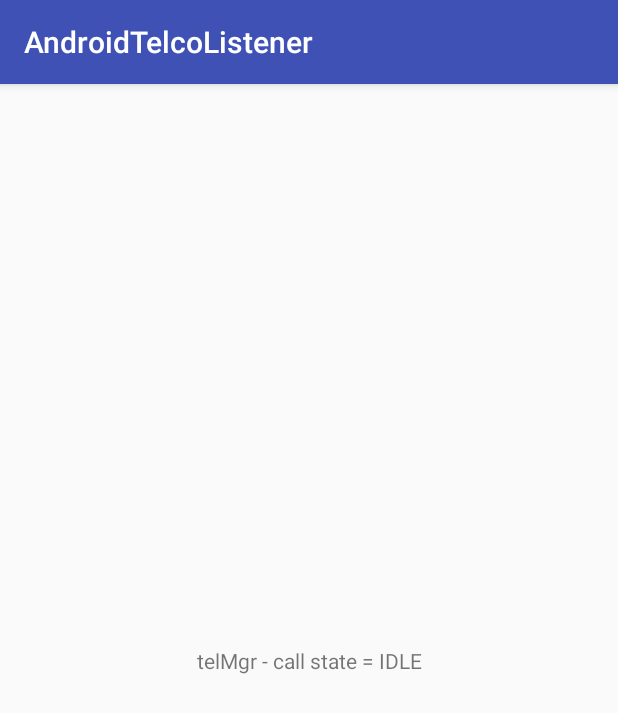
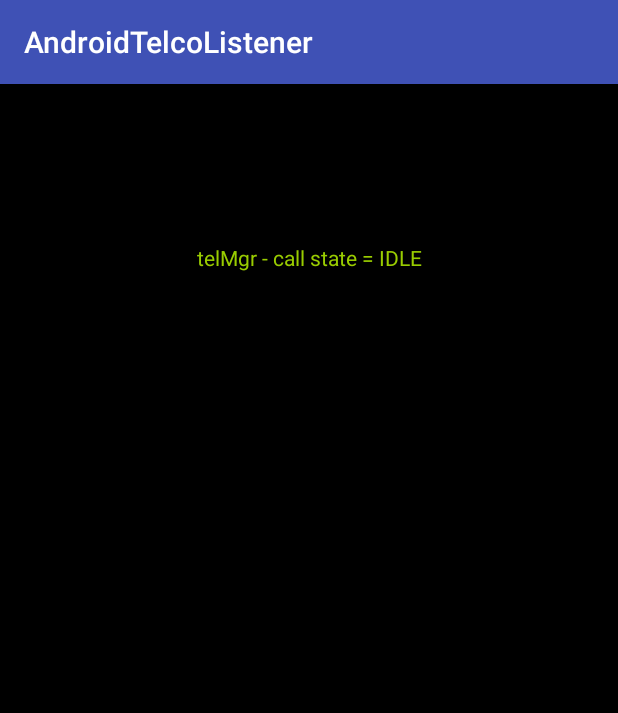
Before and after one commit to Jogazo/android_listener, an Android app: the screen it shows after launch (TelcoListenerActivity), on a phone screen of 412 x 824 dp. Shown: the top 713 px of the screen. Run offline under Robolectric (Android 15) with nearby library versions, the phone set to English and light mode, and no system bars.

Commit message:
Black background, green text.

```diff
--- a/app/build.gradle
+++ b/app/build.gradle
@@ -4,7 +4,7 @@ android {
     compileSdkVersion 26
     defaultConfig {
         applicationId "be.unleashed.ringring.androidtelcolistener"
-        minSdkVersion 22
+        minSdkVersion 16
         targetSdkVersion 26
         versionCode 1
         versionName "1.0"
--- a/app/src/main/res/layout/activity_telco_listener.xml
+++ b/app/src/main/res/layout/activity_telco_listener.xml
@@ -4,6 +4,7 @@
     xmlns:tools="http://schemas.android.com/tools"
     android:layout_width="match_parent"
     android:layout_height="match_parent"
+    android:background="@android:color/black"
     tools:context="be.unleashed.ringring.androidtelcolistener.TelcoListenerActivity">
 
     <TextView
@@ -11,9 +12,11 @@
         android:layout_width="wrap_content"
         android:layout_height="wrap_content"
         android:text="Hello World!"
+        android:textColor="@android:color/holo_green_light"
         app:layout_constraintBottom_toBottomOf="parent"
         app:layout_constraintLeft_toLeftOf="parent"
         app:layout_constraintRight_toRightOf="parent"
-        app:layout_constraintTop_toTopOf="parent" />
+        app:layout_constraintTop_toTopOf="parent"
+        app:layout_constraintVertical_bias="0.142" />
 
 </android.support.constraint.ConstraintLayout>
```
